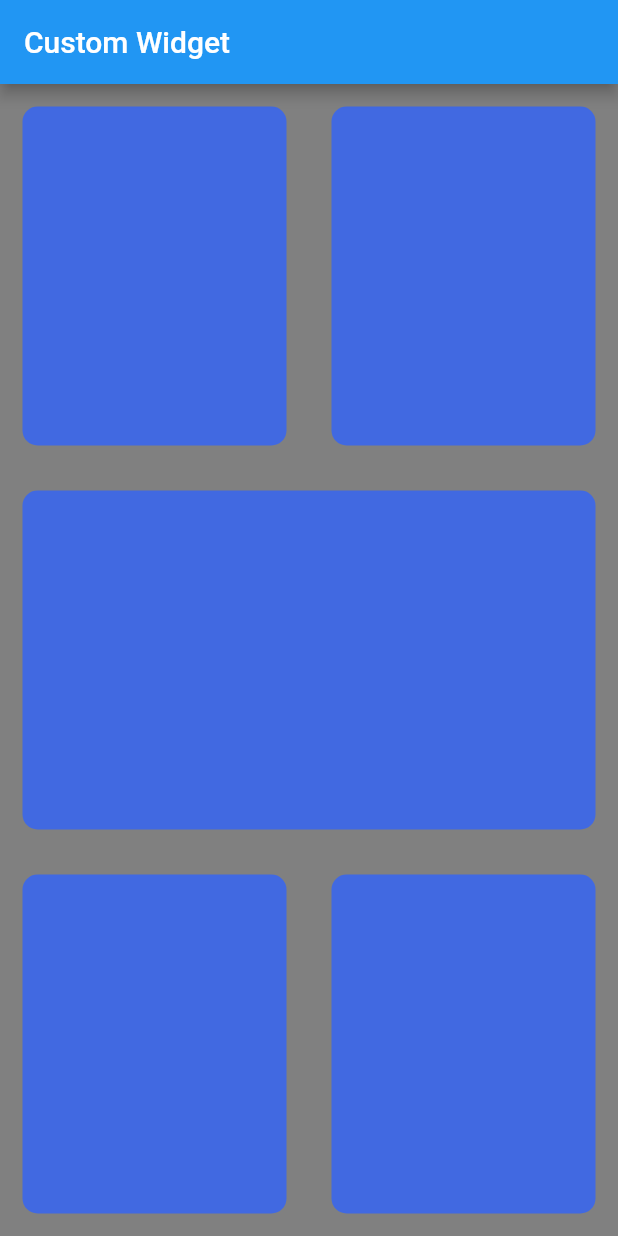
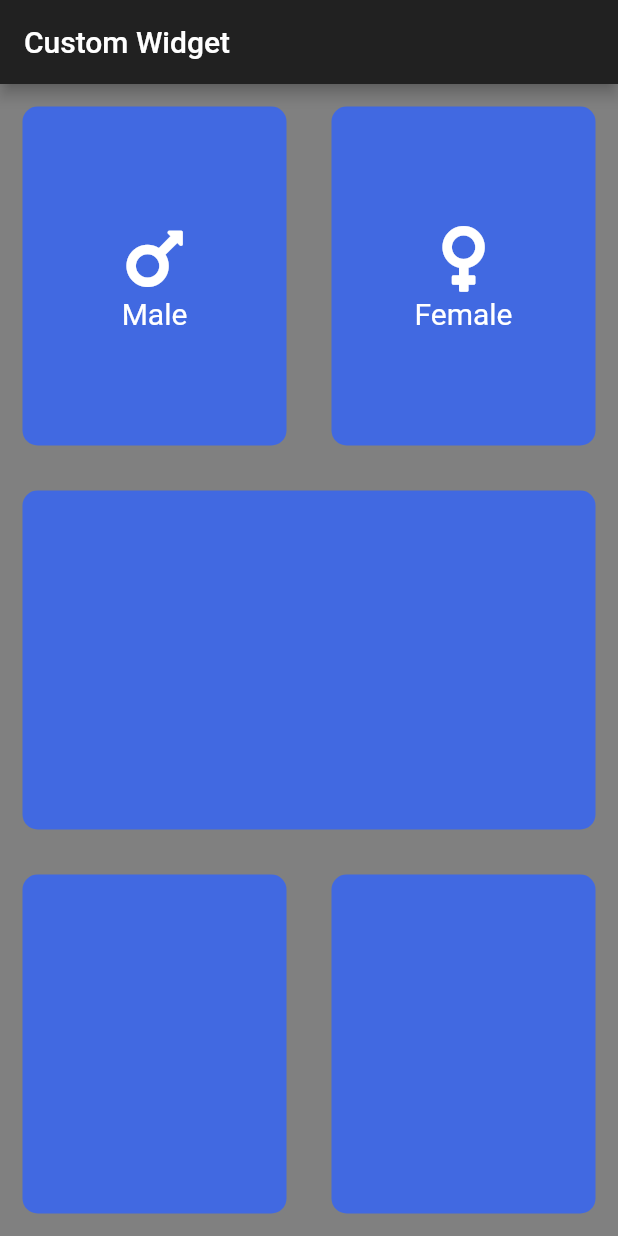
Before and after one commit to AnkitThakker47/OET-App-Development-Using-Flutter, a Flutter app: the screen it shows after launch, on a phone screen of 412 x 824 dp. Run offline on Flutter 3.47's test engine with Material 2 defaults, Android fonts, the phone set to English and light mode, and no system bars; our stand-ins replace audioplayers, flutter_svg, font_awesome_flutter, rflutter_alert.

Commit message:
Added Gender Option

```diff
--- a/custom_theme/lib/CustomCard.dart
+++ b/custom_theme/lib/CustomCard.dart
@@ -1,4 +1,6 @@
 import 'package:flutter/cupertino.dart';
+import 'package:font_awesome_flutter/font_awesome_flutter.dart';
+import 'Gender.dart';
 
 class CustomCard extends StatelessWidget {
   @override
--- /dev/null
+++ b/custom_theme/lib/Gender.dart
@@ -0,0 +1,36 @@
+import 'package:flutter/cupertino.dart';
+import 'package:font_awesome_flutter/font_awesome_flutter.dart';
+
+class Gender extends StatelessWidget {
+  IconData icn_val;
+  String gen;
+
+  Gender({this.gen, this.icn_val});
+
+  @override
+  Widget build(BuildContext context) {
+    return Container(
+      margin: EdgeInsets.all(15.0),
+      decoration: BoxDecoration(
+        borderRadius: BorderRadius.circular(10.0),
+        color: Color(0xFF4169e1),
+      ),
+      child: Column(
+        crossAxisAlignment: CrossAxisAlignment.center,
+        mainAxisAlignment: MainAxisAlignment.center,
+        children: [
+          Icon(
+            icn_val,
+            size: 50.0,
+          ),
+          Text(
+            gen,
+            style: TextStyle(
+              fontSize: 20.0,
+            ),
+          )
+        ],
+      ),
+    );
+  }
+}
--- a/custom_theme/lib/MyApp.dart
+++ b/custom_theme/lib/MyApp.dart
@@ -1,5 +1,7 @@
 import 'package:custom_theme/CustomCard.dart';
 import 'package:flutter/cupertino.dart';
+import 'package:font_awesome_flutter/font_awesome_flutter.dart';
+import 'Gender.dart';
 
 class MyApp extends StatefulWidget {
   @override
@@ -15,10 +17,10 @@ class _MyAppState extends State<MyApp> {
           child: Row(
             children: [
               Expanded(
-                child: CustomCard(),
+                child: Gender(gen: "Male", icn_val: FontAwesomeIcons.mars),
               ),
               Expanded(
-                child: CustomCard(),
+                child: Gender(gen: "Female", icn_val: FontAwesomeIcons.venus),
               ),
             ],
           ),
--- a/custom_theme/lib/main.dart
+++ b/custom_theme/lib/main.dart
@@ -5,6 +5,7 @@ void main() {
   runApp(
     MaterialApp(
       debugShowCheckedModeBanner: false,
+      theme: ThemeData.dark(),
       home: SafeArea(
         child: Scaffold(
           backgroundColor: Color(0xFF808080),
--- a/custom_theme/pubspec.yaml
+++ b/custom_theme/pubspec.yaml
@@ -32,6 +32,7 @@ dependencies:
 dev_dependencies:
   flutter_test:
     sdk: flutter
+  font_awesome_flutter:
 
 # For information on the generic Dart part of this file, see the
 # following page: https://dart.dev/tools/pub/pubspec
```
Also changed, not shown: custom_theme/pubspec.lock.
